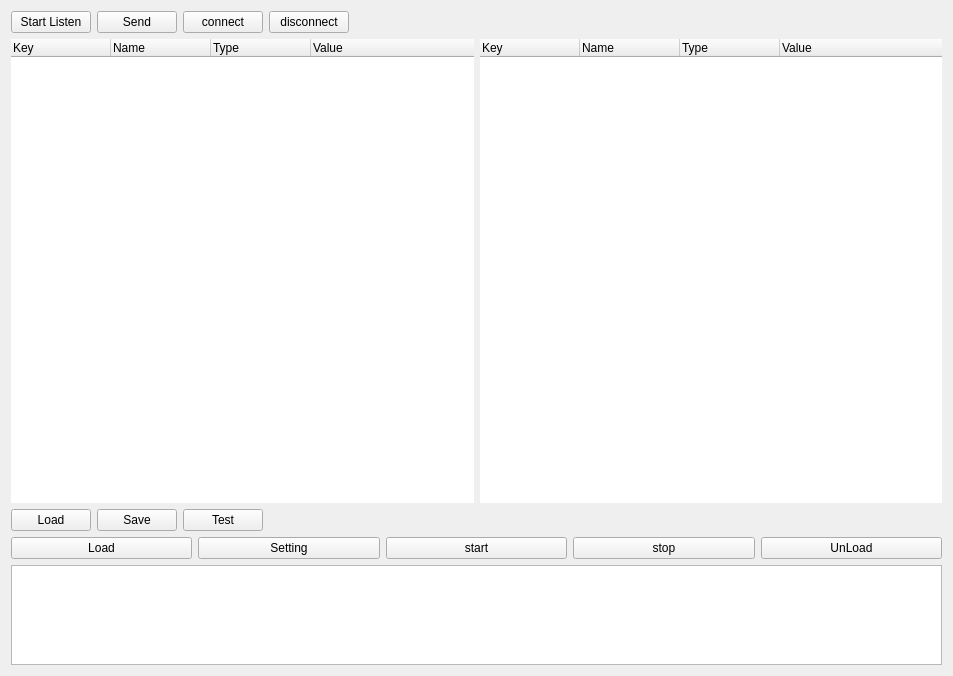
This is treewidget.ui in chenzhubattg/TTCMonitor as Qt 5 draws it before an edit. The edited form follows.
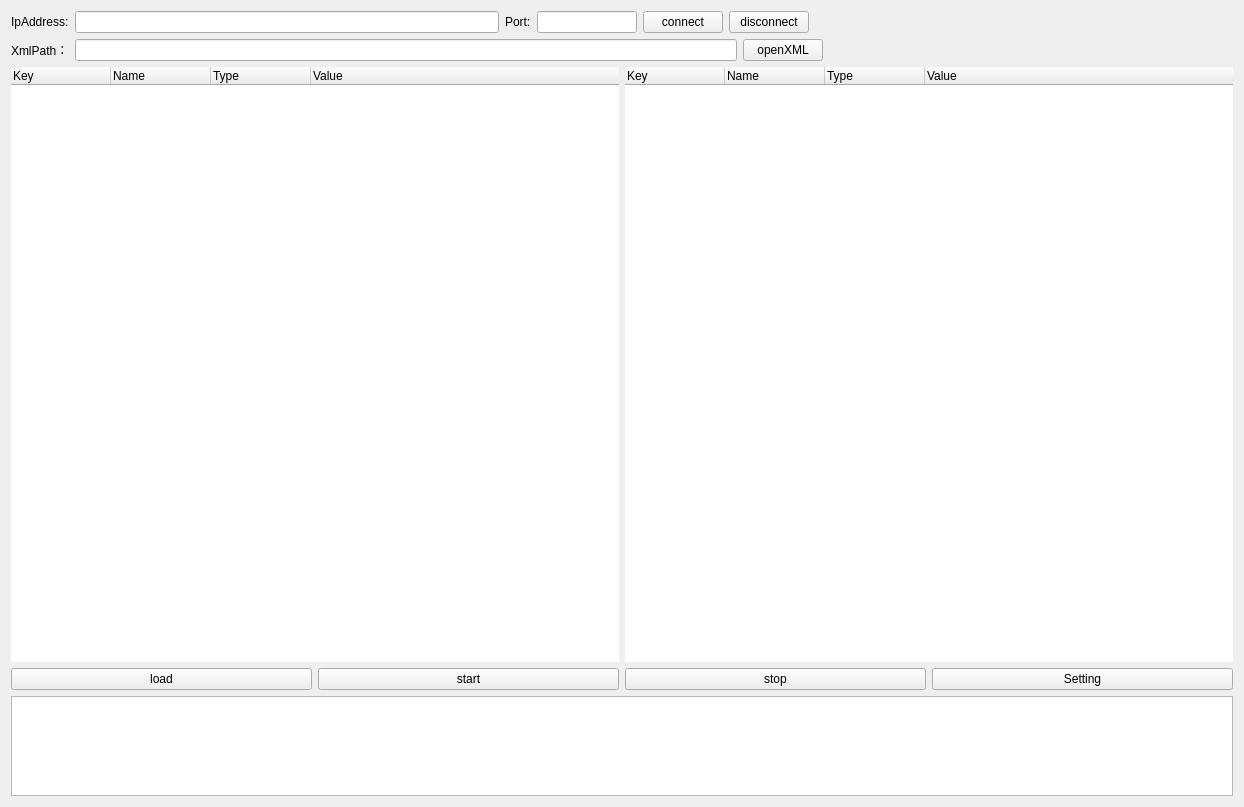
This is the edited form.

The edit to the form file:
```diff
--- a/treewidget.ui
+++ b/treewidget.ui
@@ -6,34 +6,79 @@
    <rect>
     <x>0</x>
     <y>0</y>
-    <width>953</width>
-    <height>676</height>
+    <width>1244</width>
+    <height>807</height>
    </rect>
   </property>
+  <property name="maximumSize">
+   <size>
+    <width>16777215</width>
+    <height>16777215</height>
+   </size>
+  </property>
+  <property name="baseSize">
+   <size>
+    <width>0</width>
+    <height>0</height>
+   </size>
+  </property>
   <property name="windowTitle">
    <string>TTC-Control</string>
   </property>
-  <layout class="QGridLayout" name="gridLayout_2">
-   <item row="0" column="0">
-    <layout class="QGridLayout" name="gridLayout">
-     <item row="0" column="0">
+  <layout class="QVBoxLayout" name="verticalLayout">
+   <item>
       <layout class="QHBoxLayout" name="horizontalLayout_4">
        <item>
-        <widget class="QPushButton" name="pushButton_Listen">
+      <widget class="QLabel" name="label">
          <property name="text">
-          <string>Start Listen</string>
+        <string>IpAddress:</string>
          </property>
         </widget>
        </item>
        <item>
-        <widget class="QPushButton" name="pushButton_send">
+      <widget class="QLineEdit" name="lineEdit_IpAddress">
+       <property name="minimumSize">
+        <size>
+         <width>0</width>
+         <height>0</height>
+        </size>
+       </property>
+      </widget>
+     </item>
+     <item>
+      <widget class="QLabel" name="label_2">
          <property name="text">
-          <string>Send</string>
+        <string>Port:</string>
+       </property>
+      </widget>
+     </item>
+     <item>
+      <widget class="QLineEdit" name="lineEdit_Port">
+       <property name="maximumSize">
+        <size>
+         <width>100</width>
+         <height>16777215</height>
+        </size>
+       </property>
+       <property name="baseSize">
+        <size>
+         <width>0</width>
+         <height>0</height>
+        </size>
+       </property>
+       <property name="maxLength">
+        <number>32769</number>
          </property>
         </widget>
        </item>
        <item>
         <widget class="QPushButton" name="pushButton_Connect">
+       <property name="maximumSize">
+        <size>
+         <width>100</width>
+         <height>16777215</height>
+        </size>
+       </property>
          <property name="text">
           <string>connect</string>
          </property>
@@ -41,6 +86,12 @@
        </item>
        <item>
         <widget class="QPushButton" name="pushButton_Disconnect">
+       <property name="maximumSize">
+        <size>
+         <width>100</width>
+         <height>16777215</height>
+        </size>
+       </property>
          <property name="text">
           <string>disconnect</string>
          </property>
@@ -61,7 +112,51 @@
        </item>
       </layout>
      </item>
-     <item row="1" column="0">
+   <item>
+    <layout class="QHBoxLayout" name="horizontalLayout_2" stretch="1,21,1,13">
+     <item>
+      <widget class="QLabel" name="label_3">
+       <property name="text">
+        <string>XmlPath：</string>
+       </property>
+      </widget>
+     </item>
+     <item>
+      <widget class="QLineEdit" name="lineEdit_XmlPath">
+       <property name="enabled">
+        <bool>true</bool>
+       </property>
+       <property name="maxLength">
+        <number>32767</number>
+       </property>
+       <property name="frame">
+        <bool>true</bool>
+       </property>
+      </widget>
+     </item>
+     <item>
+      <widget class="QPushButton" name="pushButton_openXML">
+       <property name="text">
+        <string>openXML</string>
+       </property>
+      </widget>
+     </item>
+     <item>
+      <spacer name="horizontalSpacer">
+       <property name="orientation">
+        <enum>Qt::Horizontal</enum>
+       </property>
+       <property name="sizeHint" stdset="0">
+        <size>
+         <width>40</width>
+         <height>20</height>
+        </size>
+       </property>
+      </spacer>
+     </item>
+    </layout>
+   </item>
+   <item>
       <layout class="QHBoxLayout" name="horizontalLayout_5">
        <item>
         <widget class="QTreeWidget" name="treeWidget_param">
@@ -87,6 +182,16 @@
           <property name="text">
            <string>Key</string>
           </property>
+        <property name="font">
+         <font>
+          <family>Ubuntu</family>
+          <weight>50</weight>
+          <bold>false</bold>
+          <underline>false</underline>
+          <strikeout>false</strikeout>
+          <kerning>true</kerning>
+         </font>
+        </property>
          </column>
          <column>
           <property name="text">
@@ -149,63 +254,12 @@
        </item>
       </layout>
      </item>
-     <item row="2" column="0">
-      <layout class="QVBoxLayout" name="verticalLayout">
-       <item>
-        <layout class="QHBoxLayout" name="horizontalLayout_3">
-         <item>
-          <layout class="QHBoxLayout" name="horizontalLayout_2">
-           <item>
-            <widget class="QPushButton" name="pushButton_openXML">
-             <property name="text">
-              <string>Load</string>
-             </property>
-            </widget>
-           </item>
-           <item>
-            <widget class="QPushButton" name="pushButton_save">
-             <property name="text">
-              <string>Save</string>
-             </property>
-            </widget>
-           </item>
-          </layout>
-         </item>
-         <item>
-          <widget class="QPushButton" name="pushButton_Test">
-           <property name="text">
-            <string>Test</string>
-           </property>
-          </widget>
-         </item>
-         <item>
-          <spacer name="horizontalSpacer_3">
-           <property name="orientation">
-            <enum>Qt::Horizontal</enum>
-           </property>
-           <property name="sizeHint" stdset="0">
-            <size>
-             <width>40</width>
-             <height>20</height>
-            </size>
-           </property>
-          </spacer>
-         </item>
-        </layout>
-       </item>
        <item>
         <layout class="QHBoxLayout" name="horizontalLayout">
          <item>
           <widget class="QPushButton" name="pushButton_load">
            <property name="text">
-            <string>Load</string>
-           </property>
-          </widget>
-         </item>
-         <item>
-          <widget class="QPushButton" name="pushButton">
-           <property name="text">
-            <string>Setting</string>
+        <string>load</string>
            </property>
           </widget>
          </item>
@@ -224,17 +278,15 @@
           </widget>
          </item>
          <item>
-          <widget class="QPushButton" name="pushButton_Kill">
+      <widget class="QPushButton" name="pushButton">
            <property name="text">
-            <string>UnLoad</string>
+        <string>Setting</string>
            </property>
           </widget>
          </item>
         </layout>
        </item>
-      </layout>
-     </item>
-     <item row="3" column="0">
+   <item>
       <widget class="QListWidget" name="listWidget">
        <property name="enabled">
         <bool>true</bool>
@@ -248,8 +300,7 @@
       </widget>
      </item>
     </layout>
-   </item>
-  </layout>
+  <zorder>listWidget</zorder>
   <zorder></zorder>
  </widget>
  <layoutdefault spacing="6" margin="11"/>
```
Left out of the diff: 4 changed lines with no effect on the pictures. Lines whose indentation alone changed are shown as unchanged.
